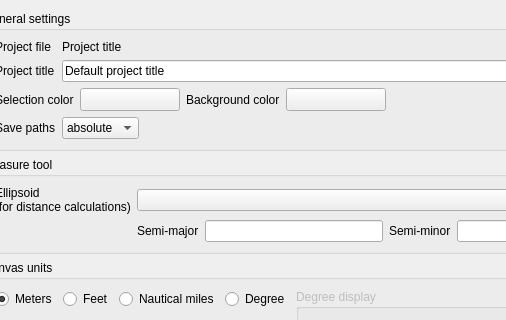
Above: src/ui/qgsprojectpropertiesbase.ui from carsmie/QGIS before the change; both pictures show x 191 to 697 and y 0 to 320 of the 857 by 830 pixel window. Below: the same form after it.
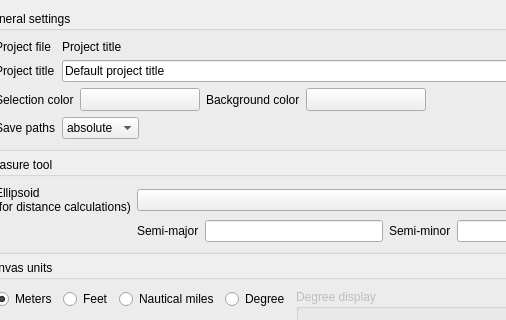
That is the form after the change. The open tabs and pages were chosen to show the change. Icons and pictures are not drawn. Custom widgets are drawn as their Qt base class.

The edit to the form file:
```diff
--- a/src/ui/qgsprojectpropertiesbase.ui
+++ b/src/ui/qgsprojectpropertiesbase.ui
@@ -211,8 +211,8 @@
                <rect>
                 <x>0</x>
                 <y>0</y>
-                <width>684</width>
-                <height>783</height>
+                <width>683</width>
+                <height>779</height>
                </rect>
               </property>
               <layout class="QVBoxLayout" name="verticalLayout_8">
@@ -280,13 +280,13 @@
                      <widget class="QgsColorButtonV2" name="pbnSelectionColor">
                       <property name="minimumSize">
                        <size>
-                        <width>100</width>
+                        <width>120</width>
                         <height>0</height>
                        </size>
                       </property>
                       <property name="maximumSize">
                        <size>
-                        <width>100</width>
+                        <width>120</width>
                         <height>16777215</height>
                        </size>
                       </property>
@@ -315,13 +315,13 @@
                      <widget class="QgsColorButtonV2" name="pbnCanvasColor">
                       <property name="minimumSize">
                        <size>
-                        <width>100</width>
+                        <width>120</width>
                         <height>0</height>
                        </size>
                       </property>
                       <property name="maximumSize">
                        <size>
-                        <width>100</width>
+                        <width>120</width>
                         <height>16777215</height>
                        </size>
                       </property>
@@ -2085,17 +2085,17 @@
   </layout>
  </widget>
  <customwidgets>
-  <customwidget>
-   <class>QgsCollapsibleGroupBox</class>
-   <extends>QGroupBox</extends>
-   <header>qgscollapsiblegroupbox.h</header>
-   <container>1</container>
-  </customwidget>
   <customwidget>
    <class>QgsColorButtonV2</class>
    <extends>QToolButton</extends>
    <header>qgscolorbuttonv2.h</header>
   </customwidget>
+  <customwidget>
+   <class>QgsCollapsibleGroupBox</class>
+   <extends>QGroupBox</extends>
+   <header>qgscollapsiblegroupbox.h</header>
+   <container>1</container>
+  </customwidget>
   <customwidget>
    <class>QgsProjectionSelector</class>
    <extends>QWidget</extends>
```
Left out of the diff: 23 changed lines with no effect on the pictures.
